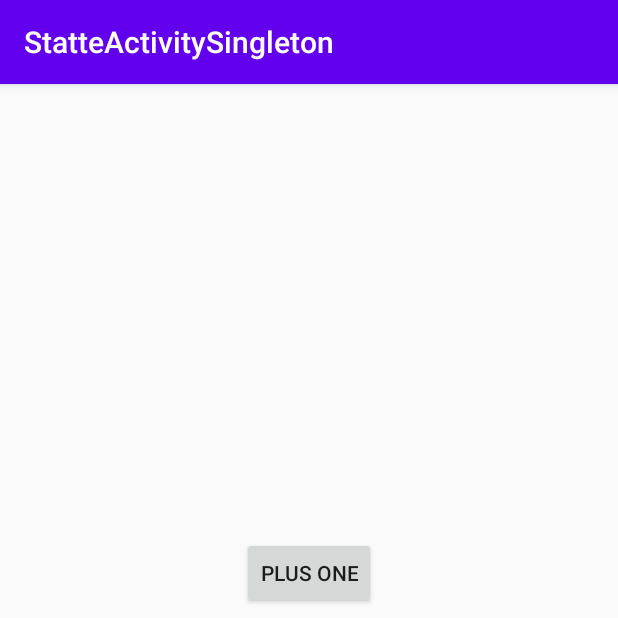
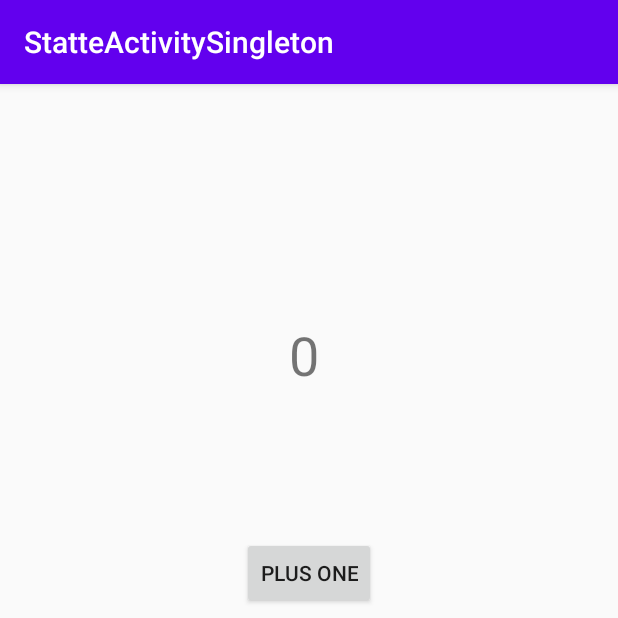
Before and after one commit to Serggithub777/android-basic-level, an Android app: the screen it shows after launch (MainActivity), on a phone screen of 412 x 824 dp, the top half of it. Run offline under Robolectric (Android 15) with nearby library versions, the phone set to English and light mode, and no system bars.

Commit message:
Create StateActivitySingleton in Lesson_3 создал класс MainPresenter на основе шаблона Singleton

```diff
--- a/Lesson_3/StatteActivitySingleton/app/src/main/java/com/example/statteactivitysingleton/MainActivity.java
+++ b/Lesson_3/StatteActivitySingleton/app/src/main/java/com/example/statteactivitysingleton/MainActivity.java
@@ -3,6 +3,9 @@ package com.example.statteactivitysingleton;
 import androidx.appcompat.app.AppCompatActivity;
 
 import android.os.Bundle;
+import android.view.View;
+import android.widget.Button;
+import android.widget.TextView;
 import android.widget.Toast;
 
 public class MainActivity extends AppCompatActivity {
@@ -16,6 +19,16 @@ public class MainActivity extends AppCompatActivity {
             instanceState = "Первый запуск!";
         } else instanceState = "Второй запуск!";
         Toast.makeText(getApplicationContext(), "onCreate() " + instanceState, Toast.LENGTH_SHORT).show();
-
+        final TextView textCounter = findViewById(R.id.textViewCounter);
+        final MainPresenter presenter = MainPresenter.getInstance();
+        textCounter.setText(((Integer)presenter.getCounter()).toString());
+        Button buttonPlus = findViewById(R.id.buttonPlus);
+        buttonPlus.setOnClickListener(new View.OnClickListener() {
+            @Override
+            public void onClick(View v) {
+                presenter.incrementCounter();
+                textCounter.setText(((Integer)presenter.getCounter()).toString());
+            }
+        });
     }
 }
--- a/Lesson_3/StatteActivitySingleton/app/src/main/java/com/example/statteactivitysingleton/MainPresenter.java
+++ b/Lesson_3/StatteActivitySingleton/app/src/main/java/com/example/statteactivitysingleton/MainPresenter.java
@@ -29,7 +29,7 @@ public final class MainPresenter {
 
     //метод получения единственного экземпляра класса
     //если объекта нет он создает его
-    public MainPresenter getInstance() {
+    public static MainPresenter getInstance() {
         synchronized (syncObj) {
             if (instance == null) {
                 instance = new MainPresenter();
```
